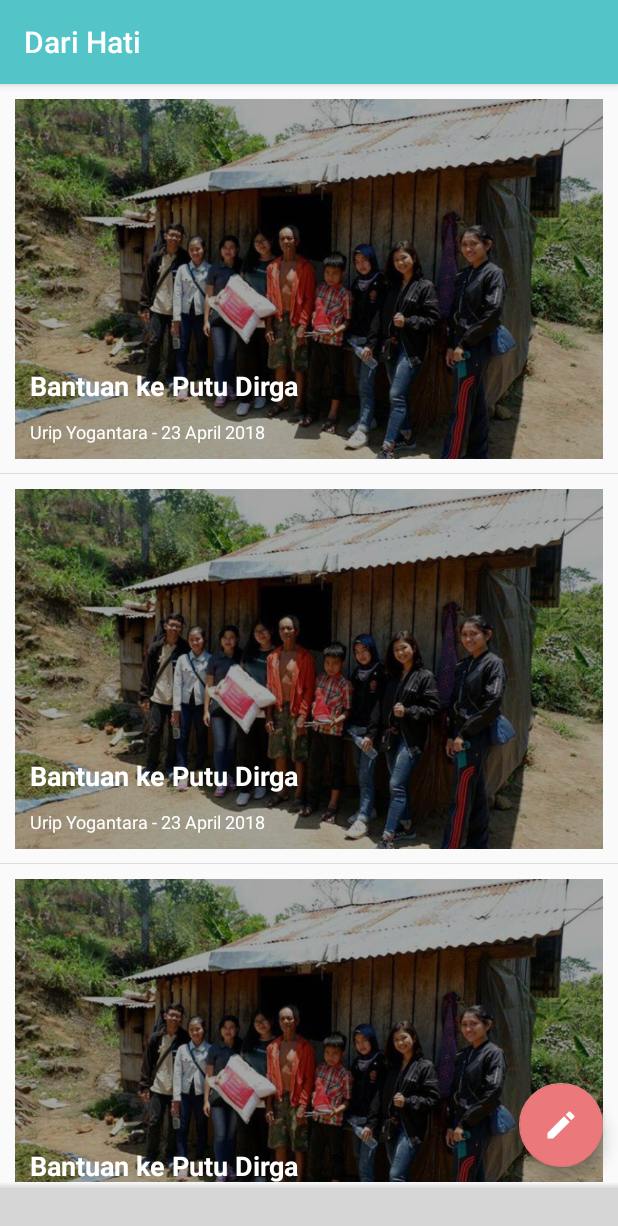
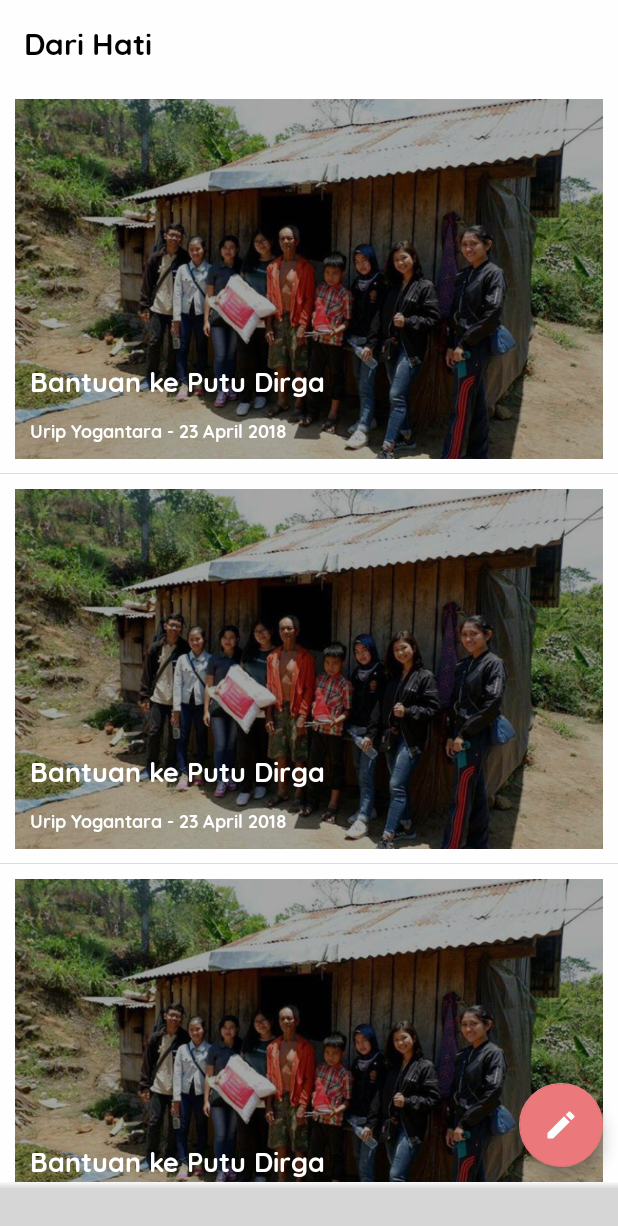
Before and after one commit to uripyogantara/dari-hati, an Android app: the fragment NewsFragment placed in its activity, on a phone screen of 412 x 824 dp. Shown: the top 1226 px of the screen. Run offline under Robolectric (Android 15) with nearby library versions, the phone set to English and light mode, and no system bars; plain views replace BottomNavigationViewEx; 9 statements that could not run were skipped; grey boxes are pictures that could not be loaded.

Commit message:
white ui

```diff
--- a/app/src/main/java/id/futnet/darihati/MainActivity.kt
+++ b/app/src/main/java/id/futnet/darihati/MainActivity.kt
@@ -38,11 +38,15 @@ class MainActivity : AppCompatActivity(), BottomNavigationView.OnNavigationItemS
     override fun onCreate(savedInstanceState: Bundle?) {
         super.onCreate(savedInstanceState)
         setContentView(R.layout.activity_main)
+        setSupportActionBar(toolbar)
         loadFragment(StudentFragment())
-        bnv.enableAnimation(false);
-        bnv.enableShiftingMode(false);
-        bnv.enableItemShiftingMode(false);
+        bnv.enableAnimation(false)
+        bnv.enableShiftingMode(false)
+        bnv.enableItemShiftingMode(false)
+
         bnv.setOnNavigationItemSelectedListener(this)
+        bnv.setIconSize(32F, 32F)
+        bnv.setTextSize(0F)
     }
 
     private fun loadFragment(fragment: Fragment) {
--- /dev/null
+++ b/app/src/main/res/drawable/bnv_color.xml
@@ -0,0 +1,5 @@
+<?xml version="1.0" encoding="utf-8"?>
+<selector xmlns:android="http://schemas.android.com/apk/res/android">
+    <item android:color="@color/colorPrimary" android:state_checked="true"/>
+    <item android:color="@color/colorGrey" android:state_checked="false"/>
+</selector>
--- a/app/src/main/res/layout/activity_main.xml
+++ b/app/src/main/res/layout/activity_main.xml
@@ -4,11 +4,36 @@
     xmlns:tools="http://schemas.android.com/tools"
     android:layout_width="match_parent"
     android:layout_height="match_parent">
-    <FrameLayout
-        android:id="@+id/main_container"
+    <android.support.design.widget.CoordinatorLayout
         android:layout_width="match_parent"
         android:layout_height="match_parent"
-        android:layout_above="@+id/bottom_layout"/>
+        android:layout_above="@+id/bottom_layout">
+
+        <android.support.design.widget.AppBarLayout
+            android:id="@+id/appBarLayout"
+            android:layout_width="match_parent"
+            android:layout_height="wrap_content"
+            android:theme="@style/ThemeOverlay.AppCompat.Dark.ActionBar"
+            app:elevation="0dp">
+            <android.support.v7.widget.Toolbar
+                android:id="@+id/toolbar"
+                android:layout_width="match_parent"
+                android:layout_height="?attr/actionBarSize"
+                android:background="?attr/colorPrimary"
+                android:theme="@style/ToolbarTheme"
+                app:titleTextAppearance="@style/Toolbar.TitleText"
+                app:popupTheme="@style/ThemeOverlay.AppCompat.Light"
+                >
+            </android.support.v7.widget.Toolbar>
+        </android.support.design.widget.AppBarLayout>
+
+        <FrameLayout
+            app:layout_behavior="@string/appbar_scrolling_view_behavior"
+            android:id="@+id/main_container"
+            android:layout_width="match_parent"
+            android:layout_height="match_parent"
+            />
+    </android.support.design.widget.CoordinatorLayout>
 
     <LinearLayout
         android:id="@+id/bottom_layout"
@@ -23,9 +48,13 @@
             android:background="@drawable/shadow"/>
 
         <com.ittianyu.bottomnavigationviewex.BottomNavigationViewEx
+            android:background="@color/colorWhite"
             android:id="@+id/bnv"
             android:layout_width="match_parent"
             android:layout_height="wrap_content"
+            app:itemIconTint="@drawable/bnv_color"
+            app:itemTextColor="@drawable/bnv_color"
+
             app:menu="@menu/menu_bnv"/>
     </LinearLayout>
 
--- a/app/src/main/res/layout/activity_splash_screen.xml
+++ b/app/src/main/res/layout/activity_splash_screen.xml
@@ -7,7 +7,8 @@
     android:layout_height="match_parent"
     tools:context=".SplashScreenActivity"
     android:orientation="vertical"
-    android:gravity="center">
+    android:gravity="center"
+    android:background="@color/colorWhite">
     <ImageView
         android:layout_width="wrap_content"
         android:layout_height="150dp"
--- a/app/src/main/res/layout/fragment_adik_asuh.xml
+++ b/app/src/main/res/layout/fragment_adik_asuh.xml
@@ -1,7 +1,8 @@
 <?xml version="1.0" encoding="utf-8"?>
 <LinearLayout
     xmlns:android="http://schemas.android.com/apk/res/android" android:layout_width="match_parent"
-    android:layout_height="match_parent">
+    android:layout_height="match_parent"
+    android:background="@color/colorWhite">
     <android.support.v7.widget.RecyclerView
         android:id="@+id/rv_adik_asuh"
         android:layout_width="match_parent"
--- a/app/src/main/res/layout/fragment_event.xml
+++ b/app/src/main/res/layout/fragment_event.xml
@@ -1,7 +1,8 @@
 <?xml version="1.0" encoding="utf-8"?>
 <RelativeLayout
     xmlns:android="http://schemas.android.com/apk/res/android" android:layout_width="match_parent"
-    android:layout_height="match_parent">
+    android:layout_height="match_parent"
+    android:background="@color/colorWhite">
     <android.support.v7.widget.RecyclerView
         android:id="@+id/rv_event"
         android:layout_width="match_parent"
--- a/app/src/main/res/layout/fragment_news.xml
+++ b/app/src/main/res/layout/fragment_news.xml
@@ -1,7 +1,8 @@
 <?xml version="1.0" encoding="utf-8"?>
 <RelativeLayout
     xmlns:android="http://schemas.android.com/apk/res/android" android:layout_width="match_parent"
-    android:layout_height="match_parent">
+    android:layout_height="match_parent"
+    android:background="@color/colorWhite">
     <android.support.v7.widget.RecyclerView
         android:id="@+id/rv_news"
         android:layout_width="match_parent"
--- a/app/src/main/res/layout/fragment_profil.xml
+++ b/app/src/main/res/layout/fragment_profil.xml
@@ -8,7 +8,8 @@
     android:fillViewport="true"
     android:orientation="vertical"
     android:scrollbars="vertical"
-    android:fitsSystemWindows="true">
+    android:fitsSystemWindows="true"
+    android:background="@color/colorWhite">
     <LinearLayout
         android:layout_width="match_parent"
         android:layout_height="wrap_content"
--- a/app/src/main/res/values/colors.xml
+++ b/app/src/main/res/values/colors.xml
@@ -4,4 +4,6 @@
     <color name="colorPrimaryDark">#4eb7ba</color>
     <color name="colorAccent">#eb797c</color>
     <color name="colorDivider">#d1d1d1</color>
+    <color name="colorWhite">#fefefe</color>
+    <color name="colorGrey">#D3D3D3</color>
 </resources>
--- a/app/src/main/res/values/styles.xml
+++ b/app/src/main/res/values/styles.xml
@@ -1,11 +1,44 @@
 <resources>
 
     <!-- Base application theme. -->
-    <style name="AppTheme" parent="Theme.AppCompat.Light.DarkActionBar">
+    <style name="AppTheme" parent="Theme.AppCompat.Light.NoActionBar">
         <!-- Customize your theme here. -->
-        <item name="colorPrimary">@color/colorPrimary</item>
+        <item name="colorPrimary">@color/colorWhite</item>
         <item name="colorPrimaryDark">@color/colorPrimaryDark</item>
         <item name="colorAccent">@color/colorAccent</item>
+        <item name="android:textViewStyle">@style/QuickSandTextViewStyle</item>
+    </style>
+
+    <style name="ToolbarTheme" parent="@style/ThemeOverlay.AppCompat.Dark.ActionBar">
+        <!-- android:textColorPrimary is the color of the title text in the Toolbar  -->
+        <item name="android:textColorPrimary">@android:color/black</item>
+        <!-- actionMenuTextColor is the color of the text of action (menu) items  -->
+        <item name="actionMenuTextColor">@android:color/black</item>
+        <!-- Tints the input fields like checkboxes and text fields -->
+        <!--<item name="colorAccent">@color/cursorAccent</item>-->
+        <!-- Applies to views in their normal state. -->
+        <!--<item name="colorControlNormal">@color/controlNormal</item>-->
+        <!-- Applies to views in their activated state (i.e checked or switches) -->
+        <!--<item name="colorControlActivated">@color/controlActivated</item>-->
+        <!-- Applied to framework control highlights (i.e ripples or list selectors) -->
+        <!--<item name="colorControlHighlight">@color/controlActivated</item>-->
+
+        <!-- Enable these below if you want clicking icons to trigger a ripple effect -->
+        <!--
+        <item name="selectableItemBackground">?android:selectableItemBackground</item>
+        <item name="selectableItemBackgroundBorderless">?android:selectableItemBackground</item>
+        -->
+    </style>
+
+    <!-- This configures the styles for the title within the Toolbar  -->
+    <style name="Toolbar.TitleText" parent="TextAppearance.Widget.AppCompat.Toolbar.Title">
+        <!--<item name="android:textSize">21sp</item>-->
+        <!--<item name="android:textStyle">italic</item>-->
+        <item name="android:fontFamily">@font/quicksand</item>
+    </style>
+
+    <style name="QuickSandTextViewStyle" parent="android:Widget.TextView">
+        <item name="android:fontFamily">@font/quicksand</item>
     </style>
 
 </resources>
```
Also changed, not shown: app/src/main/res/font/quicksand.ttf (added).
